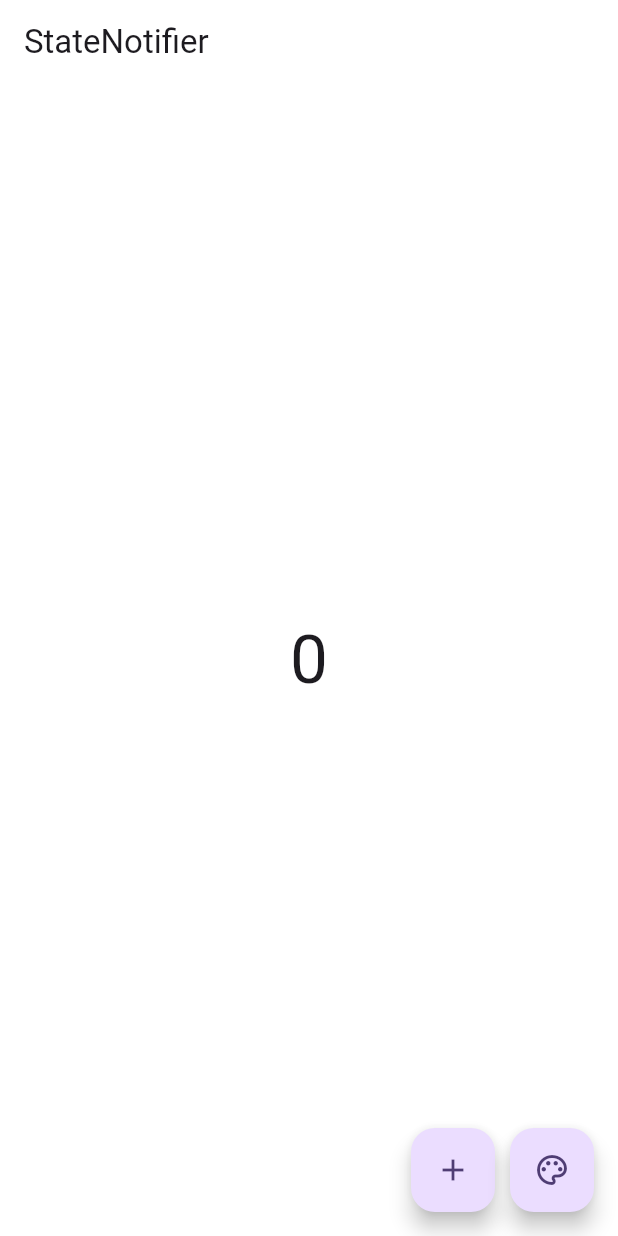
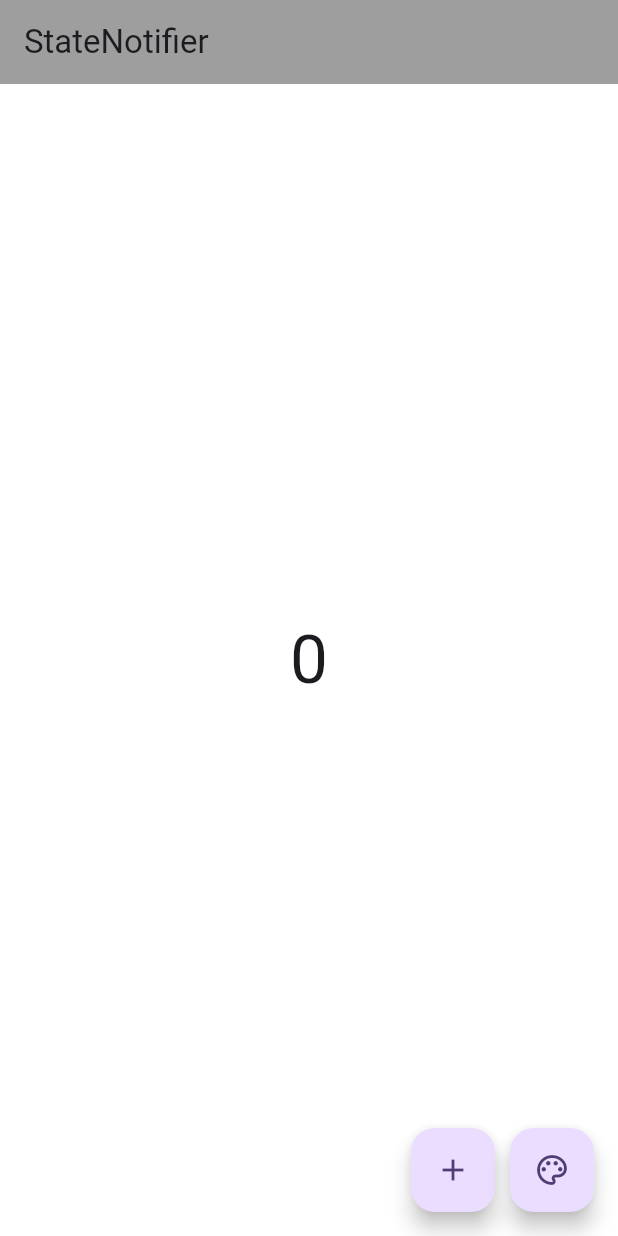
Before and after one commit to UildsonSantos/state_notifier_exec, a Flutter app: the MyhomePage screen opened directly, on a phone screen of 412 x 824 dp. Run offline on Flutter 3.47's test engine with Material 3 defaults, Android fonts, the phone set to English and light mode, and no system bars; our stand-ins replace equatable, state_notifier; missing offline and left inert: flutter_state_notifier.

Commit message:
apply providers

```diff
--- a/lib/main.dart
+++ b/lib/main.dart
@@ -1,4 +1,7 @@
 import 'package:flutter/material.dart';
+import 'package:flutter_state_notifier/flutter_state_notifier.dart';
+import 'package:provider/provider.dart';
+import 'package:state_notifier_exec/providers/providers.dart';
 
 void main() {
   runApp(const MyApp());
@@ -9,7 +12,16 @@ class MyApp extends StatelessWidget {
 
   @override
   Widget build(BuildContext context) {
-    return MaterialApp(
+    return MultiProvider(
+      providers: [
+        StateNotifierProvider<BgColor, BgColorState>(
+            create: (context) => BgColor()),
+        StateNotifierProvider<Counter, CounterState>(
+            create: (context) => Counter()),
+        StateNotifierProvider<CustomerLevel, Level>(
+            create: (context) => CustomerLevel()),
+      ],
+      child: MaterialApp(
         title: 'StateNotifier',
         debugShowCheckedModeBanner: false,
         theme: ThemeData(
@@ -17,6 +29,7 @@ class MyApp extends StatelessWidget {
           useMaterial3: true,
         ),
         home: const MyhomePage(),
+      ),
     );
   }
 }
@@ -26,15 +39,23 @@ class MyhomePage extends StatelessWidget {
 
   @override
   Widget build(BuildContext context) {
+    final colorState = context.watch<BgColorState>();
+    final counterState = context.watch<CounterState>();
+    final levelState = context.watch<Level>();
+
     return Scaffold(
-      backgroundColor: Colors.white,
+      backgroundColor: levelState == Level.bronze
+          ? Colors.white
+          : levelState == Level.silver
+              ? Colors.grey
+              : Colors.yellow,
       appBar: AppBar(
-        backgroundColor: Colors.white,
+        backgroundColor: colorState.color,
         title: const Text('StateNotifier'),
       ),
       body: Center(
         child: Text(
-          '0',
+          '${counterState.counter}',
           style: Theme.of(context).textTheme.displayMedium,
         ),
       ),
@@ -43,13 +64,17 @@ class MyhomePage extends StatelessWidget {
         children: [
           FloatingActionButton(
             tooltip: 'Increment',
-            onPressed: () {},
+            onPressed: () {
+              context.read<Counter>().increment();
+            },
             child: const Icon(Icons.add),
           ),
           const SizedBox(width: 10.0),
           FloatingActionButton(
             tooltip: 'Change Color',
-            onPressed: () {},
+            onPressed: () {
+              context.read<BgColor>().changeColor();
+            },
             child: const Icon(Icons.color_lens_outlined),
           ),
         ],
--- /dev/null
+++ b/lib/providers/providers.dart
@@ -0,0 +1,3 @@
+export 'bg_color.dart';
+export 'counter.dart';
+export 'customer_level.dart';
```
Lines whose indentation alone changed are shown as unchanged.
